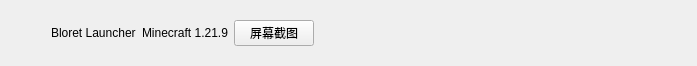
Qt form ui/mwtool.ui (BloretCrew/Bloret-Launcher) before a commit.
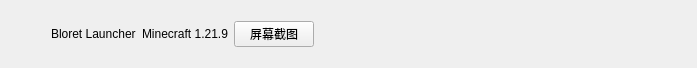
The same form after that commit. Icons and pictures are not drawn. Custom widgets are drawn as their Qt base class.

Diff of the .ui file:
```diff
--- a/ui/mwtool.ui
+++ b/ui/mwtool.ui
@@ -7,7 +7,7 @@
     <x>0</x>
     <y>0</y>
     <width>697</width>
-    <height>61</height>
+    <height>68</height>
    </rect>
   </property>
   <property name="windowTitle">
```
